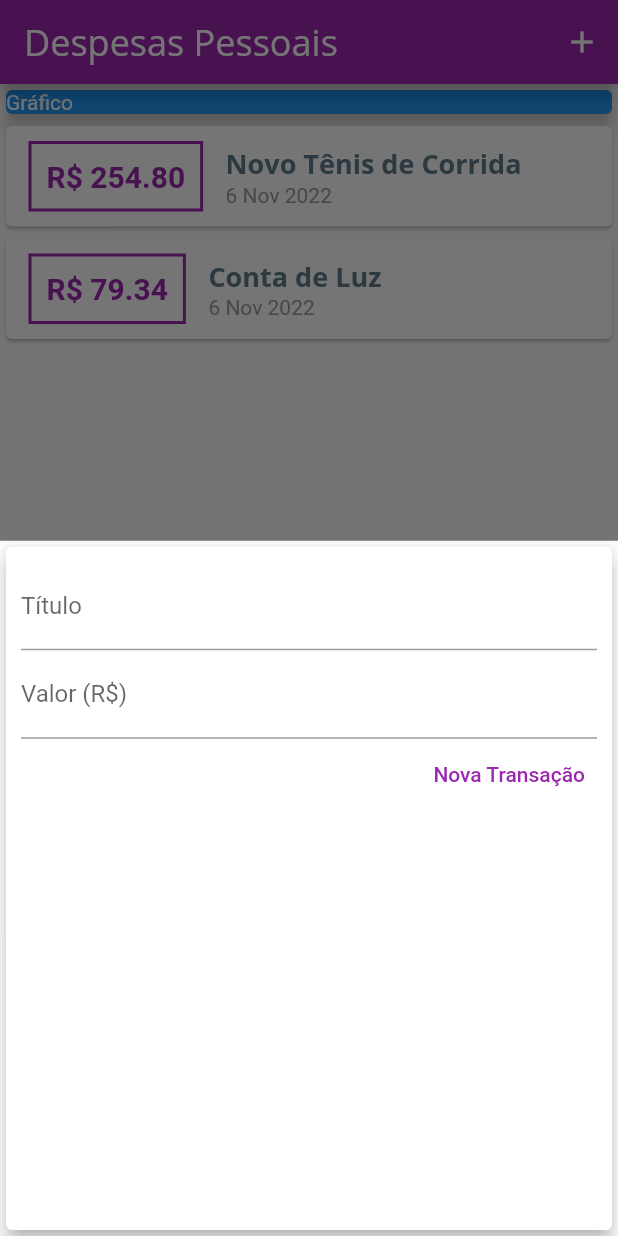
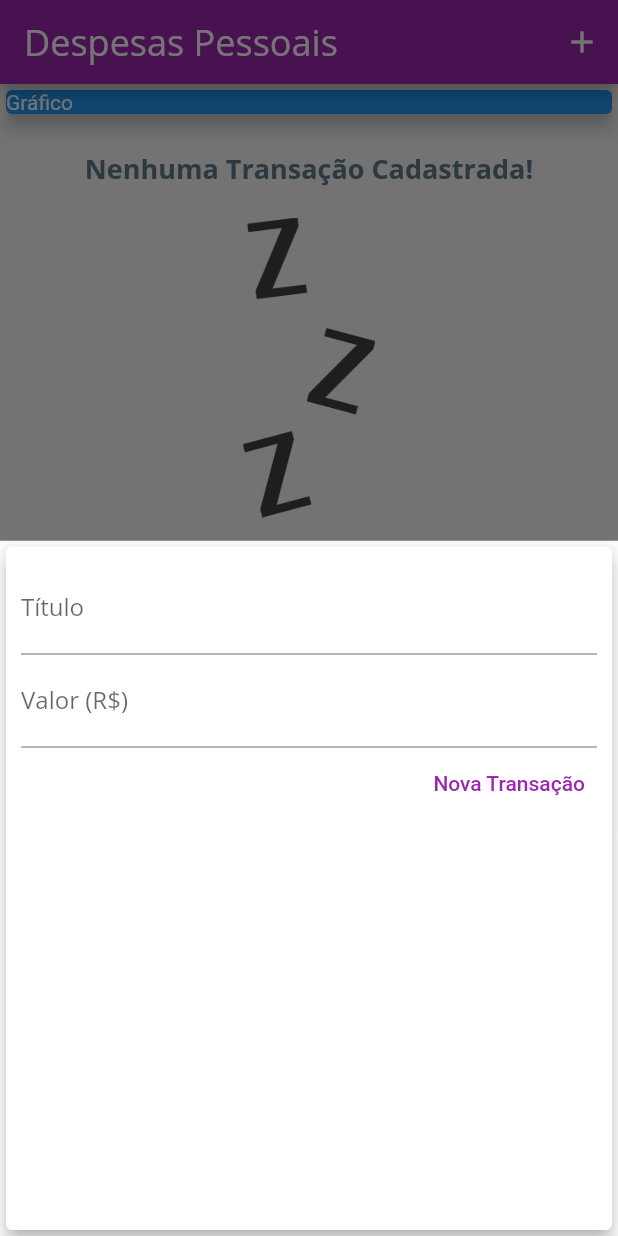
Before and after one commit to ericbcosta/expensesFlutter, a Flutter app: the screen it shows after launch, after a tap on the "add" icon, on a phone screen of 412 x 824 dp. Run offline on Flutter 3.47's test engine with Material 2 defaults, Android fonts, the phone set to English and light mode, and no system bars.

```diff
--- a/lib/components/transaction_form.dart
+++ b/lib/components/transaction_form.dart
@@ -38,6 +38,14 @@ class _TransactionFormState extends State<TransactionForm> {
               onSubmitted: (_) => _submitForm(),
               decoration: InputDecoration(
                 labelText: 'Título',
+                errorStyle: TextStyle(
+                  fontFamily: 'OpenSans',
+                  color: Colors.redAccent,
+                ),
+              ),
+              style: TextStyle(
+                fontFamily: 'OpenSans',
+                color: Colors.blueGrey,
               ),
             ),
             TextField(
@@ -48,6 +56,14 @@ class _TransactionFormState extends State<TransactionForm> {
               onSubmitted: (_) => _submitForm(),
               decoration: InputDecoration(
                 labelText: 'Valor (R\$)',
+                errorStyle: TextStyle(
+                  fontFamily: 'OpenSans',
+                  color: Colors.redAccent,
+                ),
+              ),
+              style: TextStyle(
+                fontFamily: 'OpenSans',
+                color: Colors.blueGrey,
               ),
             ),
             Row(
--- a/lib/components/transaction_list.dart
+++ b/lib/components/transaction_list.dart
@@ -11,7 +11,29 @@ class TransactionList extends StatelessWidget {
   Widget build(BuildContext context) {
     return Container(
       height: 300,
-      child: ListView.builder(
+      child: transactions.isEmpty
+          ? Column(
+              children: <Widget>[
+                SizedBox(
+                  height: 20,
+                ),
+                Text(
+                  'Nenhuma Transação Cadastrada!',
+                  style: Theme.of(context).textTheme.headline6,
+                ),
+                SizedBox(
+                  height: 20,
+                ),
+                Container(
+                  height: 200,
+                  child: Image.asset(
+                    'assets/images/waiting.png',
+                    fit: BoxFit.cover,
+                  ),
+                ),
+              ],
+            )
+          : ListView.builder(
               itemCount: transactions.length,
               itemBuilder: (ctx, index) {
                 final tr = transactions[index];
@@ -19,7 +41,8 @@ class TransactionList extends StatelessWidget {
                   child: Row(
                     children: [
                       Container(
-                  margin: EdgeInsets.symmetric(horizontal: 15, vertical: 10),
+                        margin:
+                            EdgeInsets.symmetric(horizontal: 15, vertical: 10),
                         decoration: BoxDecoration(
                           border: Border.all(
                             color: Theme.of(context).colorScheme.primary,
--- a/lib/main.dart
+++ b/lib/main.dart
@@ -1,5 +1,4 @@
 import 'dart:math';
-import 'dart:ui';
 import 'package:flutter/material.dart';
 import 'components/transaction_form.dart';
 import 'components/transaction_list.dart';
@@ -51,19 +50,19 @@ class MyHomePage extends StatefulWidget {
 }
 
 class _MyHomePageState extends State<MyHomePage> {
-  final _transactions = [
-    Transaction(
-      id: 't1',
-      title: 'Novo Tênis de Corrida',
-      value: 254.80,
-      date: DateTime.now(),
-    ),
-    Transaction(
-      id: 't2',
-      title: 'Conta de Luz',
-      value: 79.34,
-      date: DateTime.now(),
-    ),
+  final List<Transaction> _transactions = [
+    // Transaction(
+    //   id: 't1',
+    //   title: 'Novo Tênis de Corrida',
+    //   value: 254.80,
+    //   date: DateTime.now(),
+    // ),
+    // Transaction(
+    //   id: 't2',
+    //   title: 'Conta de Luz',
+    //   value: 79.34,
+    //   date: DateTime.now(),
+    // ),
   ];
 
   _addTransaction(String title, double value) {
--- a/pubspec.yaml
+++ b/pubspec.yaml
@@ -61,8 +61,8 @@ flutter:
   uses-material-design: true
 
   # To add assets to your application, add an assets section, like this:
-  # assets:
-  #   - images/a_dot_burr.jpeg
+  assets:
+    - assets/images/waiting.png
   #   - images/a_dot_ham.jpeg
 
   # An image asset can refer to one or more resolution-specific "variants", see
```
Also changed, not shown: assets/images/waiting.png (added). Lines whose indentation alone changed are shown as unchanged.
